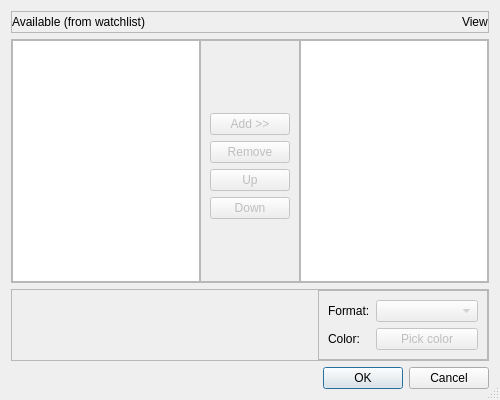
gdevic/Z80Explorer, file src/DialogEditWaveform.ui: the form before one commit.
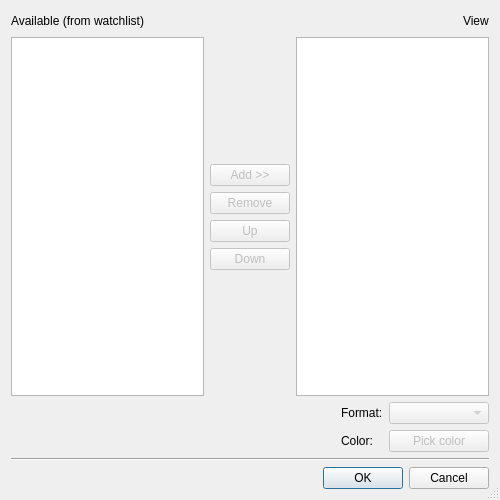
The form after the commit.

Commit message: Rewriting Dialog Edit Waveform using a new frameless style

Diff of the .ui file:
```diff
--- a/src/DialogEditWaveform.ui
+++ b/src/DialogEditWaveform.ui
@@ -7,7 +7,7 @@
     <x>0</x>
     <y>0</y>
     <width>500</width>
-    <height>400</height>
+    <height>500</height>
    </rect>
   </property>
   <property name="windowTitle">
@@ -18,44 +18,22 @@
   </property>
   <layout class="QVBoxLayout" name="verticalLayout_2">
    <item>
-    <widget class="QFrame" name="frame_2">
-     <property name="frameShape">
-      <enum>QFrame::StyledPanel</enum>
-     </property>
-     <property name="frameShadow">
-      <enum>QFrame::Raised</enum>
-     </property>
-     <layout class="QHBoxLayout" name="horizontalLayout">
-      <property name="spacing">
-       <number>0</number>
-      </property>
-      <property name="leftMargin">
-       <number>0</number>
-      </property>
-      <property name="topMargin">
-       <number>0</number>
-      </property>
-      <property name="rightMargin">
-       <number>0</number>
-      </property>
-      <property name="bottomMargin">
-       <number>0</number>
-      </property>
+    <layout class="QHBoxLayout" name="horizontalLayout_1">
       <item>
-       <widget class="QLabel" name="label">
+      <widget class="QLabel" name="label_1">
         <property name="text">
          <string>Available (from watchlist)</string>
         </property>
        </widget>
       </item>
       <item>
-       <spacer name="horizontalSpacer">
+      <spacer name="horizontalSpacer_1">
         <property name="orientation">
          <enum>Qt::Horizontal</enum>
         </property>
         <property name="sizeHint" stdset="0">
          <size>
-          <width>334</width>
+         <width>40</width>
           <height>20</height>
          </size>
         </property>
@@ -69,32 +47,9 @@
        </widget>
       </item>
      </layout>
-    </widget>
    </item>
    <item>
-    <widget class="QFrame" name="frame_3">
-     <property name="frameShape">
-      <enum>QFrame::StyledPanel</enum>
-     </property>
-     <property name="frameShadow">
-      <enum>QFrame::Raised</enum>
-     </property>
      <layout class="QHBoxLayout" name="horizontalLayout_2">
-      <property name="spacing">
-       <number>0</number>
-      </property>
-      <property name="leftMargin">
-       <number>0</number>
-      </property>
-      <property name="topMargin">
-       <number>0</number>
-      </property>
-      <property name="rightMargin">
-       <number>0</number>
-      </property>
-      <property name="bottomMargin">
-       <number>0</number>
-      </property>
       <item>
        <widget class="QListWidget" name="listAll">
         <property name="selectionMode">
@@ -103,19 +58,9 @@
        </widget>
       </item>
       <item>
-       <widget class="QFrame" name="frame">
-        <property name="frameShape">
-         <enum>QFrame::StyledPanel</enum>
-        </property>
-        <property name="frameShadow">
-         <enum>QFrame::Raised</enum>
-        </property>
-        <layout class="QVBoxLayout" name="verticalLayout">
-         <property name="bottomMargin">
-          <number>0</number>
-         </property>
+      <layout class="QVBoxLayout" name="verticalLayout_1">
          <item>
-          <spacer name="verticalSpacer">
+        <spacer name="verticalSpacer_1">
            <property name="orientation">
             <enum>Qt::Vertical</enum>
            </property>
@@ -181,7 +126,6 @@
           </spacer>
          </item>
         </layout>
-       </widget>
       </item>
       <item>
        <widget class="QListWidget" name="listView">
@@ -191,32 +135,9 @@
        </widget>
       </item>
      </layout>
-    </widget>
    </item>
    <item>
-    <widget class="QFrame" name="frame_5">
-     <property name="frameShape">
-      <enum>QFrame::StyledPanel</enum>
-     </property>
-     <property name="frameShadow">
-      <enum>QFrame::Raised</enum>
-     </property>
      <layout class="QHBoxLayout" name="horizontalLayout_3">
-      <property name="spacing">
-       <number>0</number>
-      </property>
-      <property name="leftMargin">
-       <number>0</number>
-      </property>
-      <property name="topMargin">
-       <number>0</number>
-      </property>
-      <property name="rightMargin">
-       <number>0</number>
-      </property>
-      <property name="bottomMargin">
-       <number>0</number>
-      </property>
       <item>
        <spacer name="horizontalSpacer_2">
         <property name="orientation">
@@ -224,26 +145,13 @@
         </property>
         <property name="sizeHint" stdset="0">
          <size>
-          <width>338</width>
+         <width>40</width>
           <height>20</height>
          </size>
         </property>
        </spacer>
       </item>
       <item>
-       <widget class="QFrame" name="frame_4">
-        <property name="minimumSize">
-         <size>
-          <width>170</width>
-          <height>0</height>
-         </size>
-        </property>
-        <property name="frameShape">
-         <enum>QFrame::StyledPanel</enum>
-        </property>
-        <property name="frameShadow">
-         <enum>QFrame::Raised</enum>
-        </property>
         <layout class="QFormLayout" name="formLayout">
          <item row="0" column="0">
           <widget class="QLabel" name="label_3">
@@ -257,6 +165,12 @@
            <property name="enabled">
             <bool>false</bool>
            </property>
+         <property name="minimumSize">
+          <size>
+           <width>100</width>
+           <height>0</height>
+          </size>
+         </property>
            <property name="sizeAdjustPolicy">
             <enum>QComboBox::AdjustToContents</enum>
            </property>
@@ -280,9 +194,14 @@
           </widget>
          </item>
         </layout>
-       </widget>
-      </item>
-     </layout>
+     </item>
+    </layout>
+   </item>
+   <item>
+    <widget class="Line" name="line">
+     <property name="orientation">
+      <enum>Qt::Horizontal</enum>
+     </property>
     </widget>
    </item>
    <item>
```
Lines whose indentation alone changed are shown as unchanged.
